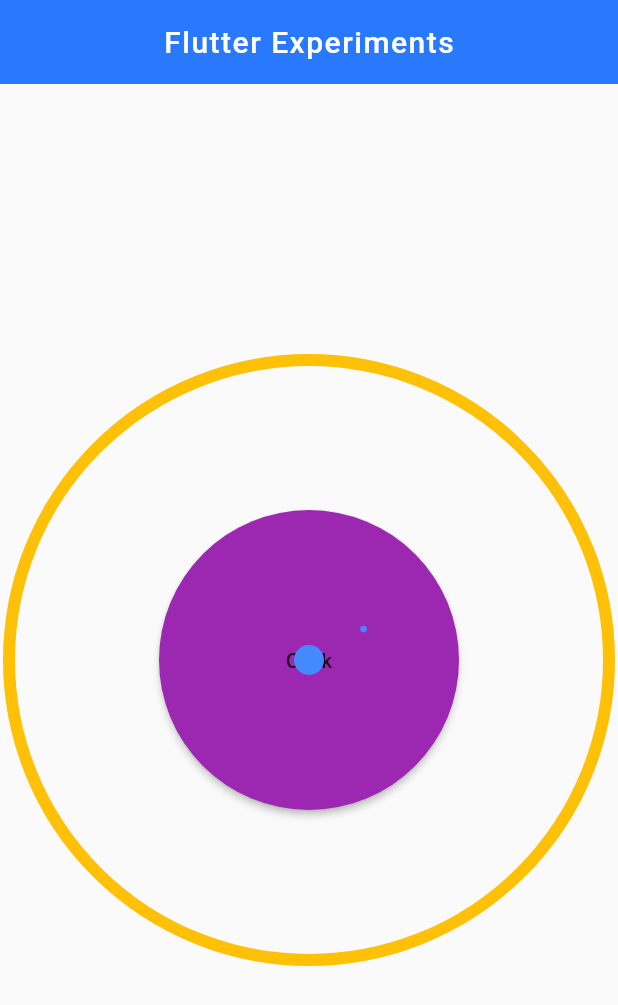
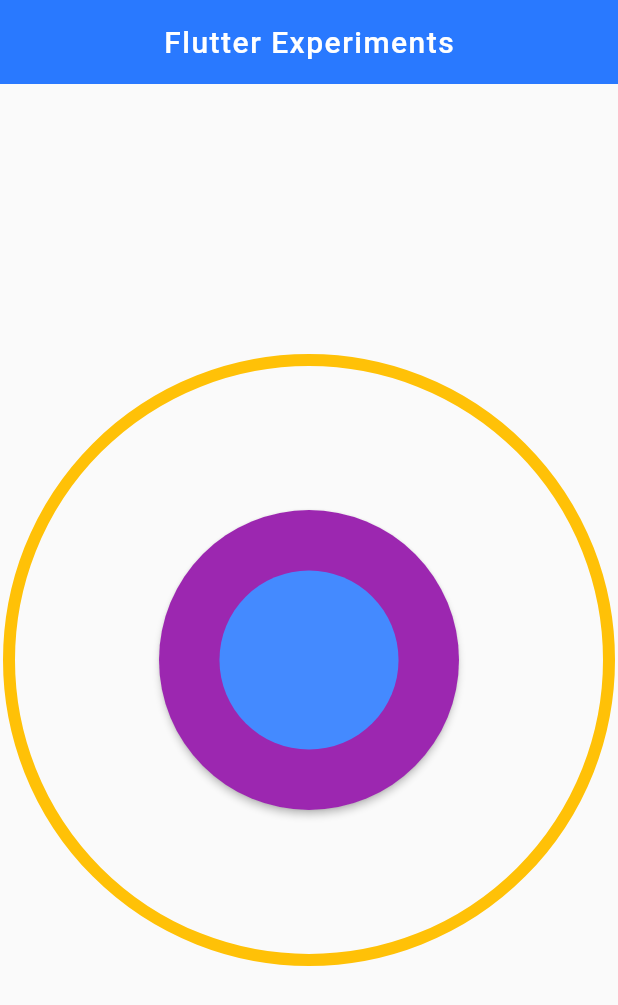
Before and after one commit to jaydaji/nbody, a Flutter app: the screen it shows after launch, after a tap on "Click", on a phone screen of 412 x 824 dp. Shown: the top 1005 px of the screen. Run offline on Flutter 3.47's test engine with Material 2 defaults, Android fonts, the phone set to English and light mode, and no system bars; Roboto replaces fonts that are missing (Nunito).

Commit message:
adding a folder for files relating to a gravitational body

```diff
--- a/lib/Models/Acceleration.class.dart
+++ b/lib/Models/Body/Acceleration.class.dart
@@ -1,9 +1,9 @@
-class Acceleration
+class BodyAcceleration
 {
     double _accelerationX;
     double _accelerationY;
 
-    Acceleration(double accelerationX, double accelerationY)
+    BodyAcceleration({double accelerationX, double accelerationY})
     {
         this._accelerationX = accelerationX;
         this._accelerationY = accelerationY;
--- a/lib/Models/Body.class.dart
+++ b/lib/Models/Body/Body.class.dart
@@ -8,41 +8,41 @@ class Body
 {
     double G = 6.673e-11; // gravitational constant
 
-    Position _position;
-    Momentum _velocity;
-    Acceleration _acceleration;
+    BodyPosition _position;
+    BodyVelocity _velocity;
+    BodyAcceleration _acceleration;
 
-    double radius; // force components
-    double mass; // mass
+    double _radius; // force components
+    double _mass; // mass
 
     // create and initialize a new Body
-    Body(Position position, Momentum velocity, double mass)
+    Body(BodyPosition position, BodyVelocity velocity, double mass)
     {
-        this._position = new Position(position.getX(), position.getY());
-        this._velocity = new Momentum(velocity.getX(), velocity.getY());
-        this._acceleration = new Acceleration(0.0, 0.0);
+        this._position = position;
+        this._velocity = velocity;
+        this._mass = mass;
+        this._acceleration = BodyAcceleration();
 
-        this.mass = mass;
-        if (this.mass != 3.0)
+        if (this._mass != 3.0)
         {
-            this.radius = (
+            this._radius = (
                 (3 * (
-                    this.mass / (pi * 4)
+                    this._mass / (pi * 4)
                 )) / 3) * 500;
         }
         else
         {
-            this.radius = 10.0;
+            this._radius = 10.0;
         }
     }
 
-    void setPosition(Position position)
+    void setPosition(BodyPosition position)
     {
         this._position.setX(position.getX());
         this._position.setY(position.getY());
     }
 
-    Position getPosition()
+    BodyPosition getPosition()
     {
         return this._position;
     }
@@ -51,8 +51,8 @@ class Body
     void update(double dt)
     {
         dt = 500000000.0;
-        this._velocity.setX(this._velocity.getX() + dt * this._acceleration.getX() / mass);
-        this._velocity.setY(this._velocity.getY() + dt * this._acceleration.getY() / mass);
+        this._velocity.setX(this._velocity.getX() + dt * this._acceleration.getX() / this._mass);
+        this._velocity.setY(this._velocity.getY() + dt * this._acceleration.getY() / this._mass);
         this._position.setX(this._position.getX() + dt * this._velocity.getX());
         this._position.setY(this._position.getY() + dt * this._velocity.getY());
     }
@@ -83,8 +83,13 @@ class Body
         double distanceX = b._position.getX() - a._position.getX();
         double distanceY = b._position.getY() - a._position.getY();
         double distance = sqrt(distanceX * distanceX + distanceY * distanceY);
-        double F = (G * a.mass * b.mass) / (distance * distance + EPS * EPS);
+        double F = (G * a._mass * b._mass) / (distance * distance + EPS * EPS);
         a._acceleration.setX(a._acceleration.getX() + F * distanceX / distance);
         a._acceleration.setY(a._acceleration.getY() + F * distanceY / distance);
     }
+
+    double getRadius()
+    {
+        return _radius;
+    }
 }
--- a/lib/Models/Position.class.dart
+++ b/lib/Models/Body/Position.class.dart
@@ -1,9 +1,9 @@
-class Position
+class BodyPosition
 {
     double _positionX;
     double _positionY;
 
-    Position(double positionX, double positionY)
+    BodyPosition({double positionX = 200.0, double positionY = 200})
     {
         this._positionX = positionX;
         this._positionY = positionY;
--- a/lib/Models/Velocity.class.dart
+++ b/lib/Models/Body/Velocity.class.dart
@@ -1,9 +1,9 @@
-class Momentum
+class BodyVelocity
 {
     double _velocityX;
     double _velocityY;
 
-    Momentum(double velocityX, double velocityY)
+    BodyVelocity({double velocityX = 0.0, double velocityY = 0.0})
     {
         this._velocityX = velocityX;
         this._velocityY = velocityY;
--- a/lib/main.dart
+++ b/lib/main.dart
@@ -4,22 +4,22 @@ import 'dart:ui';
 import 'package:flutter/material.dart';
 import 'package:flutter/animation.dart';
 
-import './Models/Body.class.dart';
-import './Models/Velocity.class.dart';
-import './Models/Position.class.dart';
+import './Models/Body/Body.class.dart';
+import './Models/Body/Position.class.dart';
+import './Models/Body/Velocity.class.dart';
 
 void main()
-=> runApp(new MyApp());
+=> runApp(MyApp());
 
 class MyApp extends StatelessWidget
 {
     @override
     Widget build(BuildContext context)
     {
-        return new MaterialApp(
+        return MaterialApp(
             title: 'Gravity Simulation',
-            theme: new ThemeData(),
-            home: new Home(),
+            theme: ThemeData(),
+            home: Home(),
             debugShowCheckedModeBanner: false,
         );
     }
@@ -31,18 +31,18 @@ class Home extends StatelessWidget
     Widget build(BuildContext context)
     {
         return Scaffold(
-            appBar: new AppBar(
+            appBar: AppBar(
                 elevation: 0.0,
-                title: new Text(
+                title: Text(
                     "Flutter Experiments",
-                    style: new TextStyle(
+                    style: TextStyle(
                         color: Colors.white,
                         fontFamily: 'Nunito',
                         letterSpacing: 1.0),
                 ),
-                backgroundColor: new Color(0xFF2979FF),
+                backgroundColor: Color(0xFF2979FF),
                 centerTitle: true),
-            body: new HomeContent());
+            body: HomeContent());
     }
 }
 
@@ -58,7 +58,10 @@ class _HomeContentState extends State<HomeContent>
 {
     Animation<double> animation;
 
-    List<Body> bodys = [Body(Position(200.0, 200.0), Momentum(0.0, 0.0), 3.0)];
+    List<Body> bodys = [Body(BodyPosition(positionX: 200.0, positionY: 200.0),
+        BodyVelocity(velocityX: 0.0, velocityY: 0.0),
+        1.5)
+    ];
 
     double percentage = 0.0;
     double newPercentage = 0.0;
@@ -135,24 +138,24 @@ class _HomeContentState extends State<HomeContent>
     @override
     Widget build(BuildContext context)
     {
-        return new Center(
-            child: new Container(
+        return Center(
+            child: Container(
                 height: 400.0,
                 width: 400.0,
-                child: new CustomPaint(
-                    foregroundPainter: new MyPainter(
+                child: CustomPaint(
+                    foregroundPainter: MyPainter(
                         lineColor: Colors.amber,
                         completeColor: Colors.blueAccent,
                         completePercent: percentage,
                         bodys: this.bodys,
                         width: 8.0),
-                    child: new Padding(
+                    child: Padding(
                         padding: const EdgeInsets.all(100.0),
-                        child: new RaisedButton(
+                        child: RaisedButton(
                             color: Colors.purple,
                             splashColor: Colors.blueAccent,
-                            shape: new CircleBorder(),
-                            child: new Text("Click"),
+                            shape: CircleBorder(),
+                            child: Text("Click"),
                             onPressed: ()
                             {
                                 setState(()
@@ -176,14 +179,14 @@ class _HomeContentState extends State<HomeContent>
 
     double generateRandomNumber()
     {
-        return new Random().nextInt(250).toDouble();
+        return Random().nextInt(250).toDouble();
     }
 
     void generateNewCircle()
     {
         bodys.add(Body(
-            Position(generateRandomNumber(), generateRandomNumber()),
-            Momentum(0.000000005, -0.0000000005),
+            BodyPosition(positionX: generateRandomNumber(), positionY: generateRandomNumber()),
+            BodyVelocity(velocityX: 0.000000005, velocityY: -0.0000000005),
             Random().nextDouble() / 2)
         );
     }
@@ -209,29 +212,29 @@ class MyPainter extends CustomPainter
     @override
     void paint(Canvas canvas, Size size)
     {
-        Paint line = new Paint()
+        Paint line = Paint()
             ..color = lineColor
             ..strokeCap = StrokeCap.round
             ..style = PaintingStyle.stroke
             ..strokeWidth = width;
-        Paint complete = new Paint()
+        Paint complete = Paint()
             ..color = completeColor
             ..strokeCap = StrokeCap.round
             ..style = PaintingStyle.stroke
             ..strokeWidth = width;
 
-        Paint nbody = new Paint()
+        Paint nbody = Paint()
             ..color = completeColor
             ..strokeWidth = width;
 
-        Offset center = new Offset(size.width / 2, size.height / 2);
+        Offset center = Offset(size.width / 2, size.height / 2);
         double radius = min(size.width / 2, size.height / 2);
         //This draws the outside circle
         canvas.drawCircle(center, radius, line);
         for (int i = 0; i < bodys.length; ++i)
         {
-            Offset position = new Offset(bodys[i].getPosition().getX(), bodys[i].getPosition().getY());
-            canvas.drawCircle(position, bodys[i].radius, nbody);
+            Offset position = Offset(bodys[i].getPosition().getX(), bodys[i].getPosition().getY());
+            canvas.drawCircle(position, bodys[i].getRadius(), nbody);
         }
         double arcAngle = 2 * pi * (completePercent / 100);
         //This draws the progress circle that fills in the above circle
```
